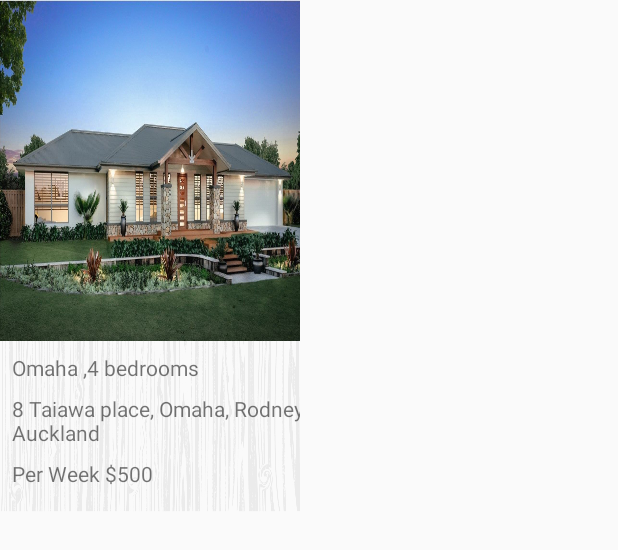
After one commit to QinChen2020/Rental-center-Application, an Android app: the layout recents_row_item.xml on its own in the app's theme, with its tools: preview values and no code run, on a phone screen of 412 x 824 dp. The commit adds this screen. Shown: the top 550 px of the screen. Run offline under Robolectric (Android 15) with nearby library versions, the phone set to English and light mode, and no system bars; Roboto replaces fonts that are not available here.

Commit message:
添加了最近列
In the recent list, the name of the house has been added, as well as the price, location, etc

```diff
--- a/app/build.gradle
+++ b/app/build.gradle
@@ -34,6 +34,7 @@ dependencies {
     implementation 'androidx.appcompat:appcompat:1.3.1'
     implementation 'com.android.support:support-annotations:28.0.0'
     implementation "androidx.constraintlayout:constraintlayout:2.1.0"
+    implementation 'androidx.recyclerview:recyclerview:1.2.1'
     testImplementation 'junit:junit:4.13.2'
     //noinspection GradleCompatible,GradleCompatible
     androidTestImplementation 'com.android.support.test:runner:1.0.2'
--- /dev/null
+++ b/app/src/main/res/layout/recents_row_item.xml
@@ -0,0 +1,53 @@
+<?xml version="1.0" encoding="utf-8"?>
+<androidx.constraintlayout.widget.ConstraintLayout xmlns:android="http://schemas.android.com/apk/res/android"
+    xmlns:app="http://schemas.android.com/apk/res-auto"
+    xmlns:tools="http://schemas.android.com/tools"
+    android:layout_width="200dp"
+    android:layout_height="wrap_content"
+    android:background="@drawable/card_bg">
+
+
+    <ImageView
+        android:id="@+id/house_image"
+        android:layout_width="202dp"
+        android:layout_height="227dp"
+        android:adjustViewBounds="true"
+        android:scaleType="fitXY"
+        app:layout_constraintEnd_toEndOf="parent"
+        app:layout_constraintStart_toStartOf="parent"
+        app:layout_constraintTop_toTopOf="parent"
+        app:srcCompat="@drawable/recentimage1" />
+
+    <TextView
+        android:id="@+id/house_name"
+        android:layout_width="wrap_content"
+        android:layout_height="wrap_content"
+        android:layout_marginStart="8dp"
+        android:layout_marginTop="8dp"
+        android:autoText="false"
+        android:text="Omaha ,4 bedrooms"
+        app:layout_constraintStart_toStartOf="parent"
+        app:layout_constraintTop_toBottomOf="@+id/house_image" />
+
+    <TextView
+        android:id="@+id/location_name"
+        android:layout_width="wrap_content"
+        android:layout_height="wrap_content"
+        android:layout_marginTop="8dp"
+        android:text="8 Taiawa place, Omaha, Rodney, Auckland"
+        app:layout_constraintStart_toStartOf="@+id/house_name"
+        app:layout_constraintTop_toBottomOf="@+id/house_name" />
+
+    <TextView
+        android:id="@+id/price"
+        android:layout_width="wrap_content"
+        android:layout_height="wrap_content"
+        android:layout_marginTop="8dp"
+        android:layout_marginBottom="16dp"
+        android:text="Per Week $500"
+        app:layout_constraintBottom_toBottomOf="parent"
+        app:layout_constraintStart_toStartOf="@+id/location_name"
+        app:layout_constraintTop_toBottomOf="@+id/location_name"
+        app:layout_constraintVertical_bias="0.017" />
+
+</androidx.constraintlayout.widget.ConstraintLayout>
```
Also changed, not shown: app/src/main/java/com/example/rental_centre_app/adapter/RecentsAdapter.java (added, +57 -0 lines), app/src/main/java/com/example/rental_centre_app/model/RecentsData.java (added, +38 -0 lines), app/src/main/res/layout/activity_main.xml (+9 -0 lines), app/src/main/res/drawable/card_bg.png (added).
